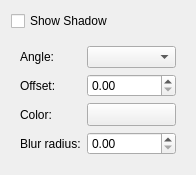
The window that libs/widgets/KoShadowConfigWidget.ui (KDE/krita) describes before a commit, drawn with Qt 5.
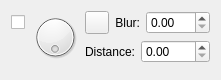
The same window after the commit. Custom widgets are drawn as their Qt base class.

Commit message: This patch makes a huge change as to when config ui are in a docker and when it is in a tool.

What changed in the file:
```diff
--- a/libs/widgets/KoShadowConfigWidget.ui
+++ b/libs/widgets/KoShadowConfigWidget.ui
@@ -6,92 +6,106 @@
    <rect>
     <x>0</x>
     <y>0</y>
-    <width>196</width>
-    <height>148</height>
+    <width>221</width>
+    <height>78</height>
    </rect>
   </property>
-  <layout class="QGridLayout" name="gridLayout_2">
+  <property name="sizePolicy">
+   <sizepolicy hsizetype="Preferred" vsizetype="Preferred">
+    <horstretch>0</horstretch>
+    <verstretch>0</verstretch>
+   </sizepolicy>
+  </property>
+  <layout class="QGridLayout" name="gridLayout_3" columnstretch="0,0,1">
    <item row="0" column="0">
     <widget class="QCheckBox" name="shadowVisible">
      <property name="text">
-      <string>Show Shadow</string>
+      <string/>
      </property>
     </widget>
    </item>
-   <item row="1" column="0">
-    <widget class="QWidget" name="shadowOptions" native="true">
-     <layout class="QGridLayout" name="gridLayout">
-      <item row="0" column="0">
-       <widget class="QLabel" name="label">
-        <property name="text">
-         <string>Angle:</string>
-        </property>
-       </widget>
-      </item>
-      <item row="0" column="1" colspan="2">
-       <widget class="KoSliderCombo" name="shadowAngle"/>
-      </item>
-      <item row="1" column="0">
-       <widget class="QLabel" name="label_2">
-        <property name="text">
-         <string>Offset:</string>
-        </property>
-       </widget>
-      </item>
-      <item row="1" column="1" colspan="2">
-       <widget class="KoUnitDoubleSpinBox" name="shadowOffset"/>
-      </item>
-      <item row="2" column="0">
-       <widget class="QLabel" name="label_3">
-        <property name="text">
-         <string>Color:</string>
-        </property>
-       </widget>
-      </item>
-      <item row="2" column="1" colspan="2">
-       <widget class="QToolButton" name="shadowColor">
-        <property name="sizePolicy">
-         <sizepolicy hsizetype="MinimumExpanding" vsizetype="Fixed">
-          <horstretch>0</horstretch>
-          <verstretch>0</verstretch>
-         </sizepolicy>
-        </property>
-       </widget>
-      </item>
-      <item row="3" column="0">
-       <widget class="QLabel" name="label_4">
-        <property name="text">
-         <string>Blur radius:</string>
-        </property>
-       </widget>
-      </item>
-      <item row="3" column="1" colspan="2">
-       <widget class="KoUnitDoubleSpinBox" name="shadowBlur"/>
-      </item>
-     </layout>
-    </widget>
-   </item>
-   <item row="2" column="0">
-    <spacer name="verticalSpacer">
-     <property name="orientation">
-      <enum>Qt::Vertical</enum>
+   <item row="0" column="1" rowspan="2">
+    <widget class="QDial" name="shadowAngle">
+     <property name="sizePolicy">
+      <sizepolicy hsizetype="Preferred" vsizetype="Preferred">
+       <horstretch>0</horstretch>
+       <verstretch>0</verstretch>
+      </sizepolicy>
      </property>
-     <property name="sizeHint" stdset="0">
+     <property name="maximumSize">
       <size>
-       <width>20</width>
-       <height>40</height>
+       <width>48</width>
+       <height>48</height>
       </size>
      </property>
-    </spacer>
+     <property name="maximum">
+      <number>359</number>
+     </property>
+     <property name="wrapping">
+      <bool>true</bool>
+     </property>
+     <property name="notchTarget">
+      <double>3.700000000000000</double>
+     </property>
+    </widget>
+   </item>
+   <item row="0" column="2">
+    <layout class="QGridLayout" name="gridLayout_2" columnstretch="0,0,1">
+     <item row="0" column="0">
+      <widget class="QToolButton" name="shadowColor">
+       <property name="sizePolicy">
+        <sizepolicy hsizetype="Preferred" vsizetype="Fixed">
+         <horstretch>0</horstretch>
+         <verstretch>0</verstretch>
+        </sizepolicy>
+       </property>
+      </widget>
+     </item>
+     <item row="0" column="1">
+      <widget class="QLabel" name="label_2">
+       <property name="text">
+        <string>Blur:</string>
+       </property>
+       <property name="alignment">
+        <set>Qt::AlignRight|Qt::AlignTrailing|Qt::AlignVCenter</set>
+       </property>
+      </widget>
+     </item>
+     <item row="0" column="2">
+      <widget class="KoUnitDoubleSpinBox" name="shadowBlur"/>
+     </item>
+    </layout>
+   </item>
+   <item row="1" column="2">
+    <layout class="QGridLayout" name="gridLayout" columnstretch="0,1">
+     <item row="0" column="0">
+      <widget class="QLabel" name="label">
+       <property name="text">
+        <string>Distance:</string>
+       </property>
+       <property name="alignment">
+        <set>Qt::AlignRight|Qt::AlignTrailing|Qt::AlignVCenter</set>
+       </property>
+      </widget>
+     </item>
+     <item row="0" column="1">
+      <widget class="KoUnitDoubleSpinBox" name="shadowOffset"/>
+     </item>
+    </layout>
+   </item>
+   <item row="2" column="1">
+    <widget class="QWidget" name="SpecialSpacer" native="true">
+     <property name="sizePolicy">
+      <sizepolicy hsizetype="Preferred" vsizetype="Expanding">
+       <horstretch>0</horstretch>
+       <verstretch>0</verstretch>
+      </sizepolicy>
+     </property>
+    </widget>
    </item>
   </layout>
  </widget>
  <customwidgets>
-  <customwidget>
-   <class>KoSliderCombo</class>
-   <extends>QComboBox</extends>
-   <header location="global">KoSliderCombo.h</header>
-  </customwidget>
   <customwidget>
    <class>KoUnitDoubleSpinBox</class>
    <extends>QDoubleSpinBox</extends>
```
The commit also changes 40 other files.
